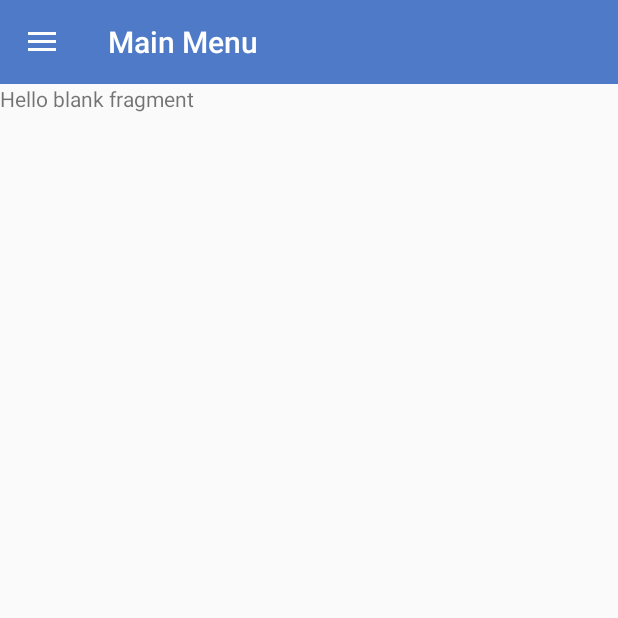
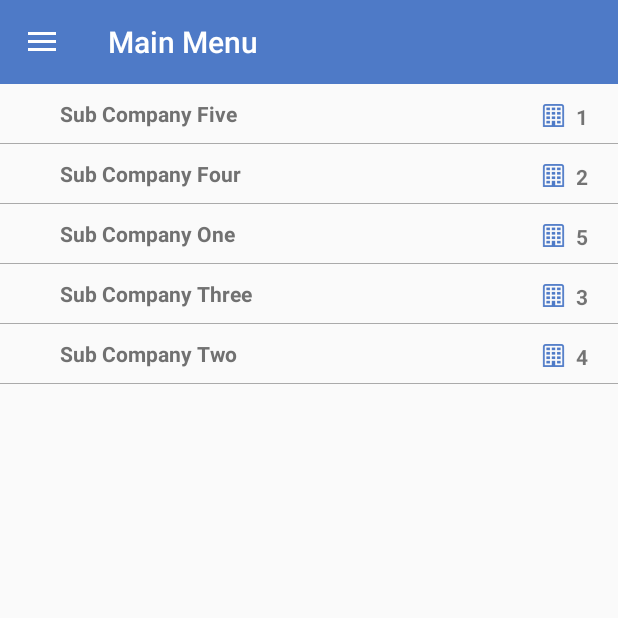
Before and after one commit to hassan-akhtar/GSD, an Android app: the fragment SubOrganizationFragment placed in its activity, on a phone screen of 412 x 824 dp, the top half of it. Run offline under Robolectric (Android 15) with nearby library versions, the phone set to English and light mode, and no system bars.

Commit message:
- Sub Organization Fragment added - Sub sub Organization fragment added

```diff
--- a/app/src/main/java/com/uaeemployee/Activites/BaseActivity.java
+++ b/app/src/main/java/com/uaeemployee/Activites/BaseActivity.java
@@ -20,6 +20,7 @@ import com.uaeemployee.Fragments.EventAndSecurityFragment;
 import com.uaeemployee.Fragments.FragmentDrawer;
 import com.uaeemployee.Fragments.IncidentManagmentFragment;
 import com.uaeemployee.Fragments.OrganizationFragment;
+import com.uaeemployee.Fragments.SubOrganizationFragment;
 import com.uaeemployee.Fragments.VacanciesFragment;
 import com.uaeemployee.Interfaces.Communicator;
 import com.uaeemployee.R;
@@ -142,6 +143,11 @@ public class BaseActivity extends AppCompatActivity implements FragmentDrawer.Fr
                     .beginTransaction()
                     .replace(R.id.container_body,
                             new EventAndSecurityFragment()).commit();
+        }else if (fragment instanceof SubOrganizationFragment) {
+            fragmentManager
+                    .beginTransaction()
+                    .replace(R.id.container_body,
+                            new SubOrganizationFragment()).commit();
         }
     }
 
--- /dev/null
+++ b/app/src/main/java/com/uaeemployee/Adapters/CustomExpandableListAdapter.java
@@ -0,0 +1,122 @@
+package com.uaeemployee.Adapters;
+
+
+import java.util.HashMap;
+import java.util.List;
+import android.content.Context;
+import android.graphics.Typeface;
+import android.view.LayoutInflater;
+import android.view.View;
+import android.view.ViewGroup;
+import android.widget.BaseExpandableListAdapter;
+import android.widget.TextView;
+
+import com.uaeemployee.Models.SubCompanyData;
+import com.uaeemployee.Models.SubSubCompanyData;
+import com.uaeemployee.R;
+
+public class CustomExpandableListAdapter extends BaseExpandableListAdapter {
+
+    private Context context;
+    private List<SubCompanyData> expandableListTitle;
+    private HashMap<SubCompanyData, List<SubSubCompanyData>> expandableListDetail;
+
+    public CustomExpandableListAdapter(Context context, List<SubCompanyData> expandableListTitle,
+                                       HashMap<SubCompanyData, List<SubSubCompanyData>> expandableListDetail) {
+        this.context = context;
+        this.expandableListTitle = expandableListTitle;
+        this.expandableListDetail = expandableListDetail;
+    }
+
+    @Override
+    public Object getChild(int listPosition, int expandedListPosition) {
+        return this.expandableListDetail.get(this.expandableListTitle.get(listPosition))
+                .get(expandedListPosition);
+    }
+
+    @Override
+    public long getChildId(int listPosition, int expandedListPosition) {
+        return expandedListPosition;
+    }
+
+    @Override
+    public View getChildView(int listPosition, final int expandedListPosition,
+                             boolean isLastChild, View convertView, ViewGroup parent) {
+        final SubSubCompanyData subsubCompanyData = (SubSubCompanyData) getChild(listPosition, expandedListPosition);
+        if (convertView == null) {
+            LayoutInflater layoutInflater = (LayoutInflater) this.context
+                    .getSystemService(Context.LAYOUT_INFLATER_SERVICE);
+            convertView = layoutInflater.inflate(R.layout.subcompany_dropdown, null);
+        }
+        TextView tvSubSubComp = (TextView) convertView
+                .findViewById(R.id.tvSubSubComp);
+        tvSubSubComp.setText(subsubCompanyData.getName());
+
+        TextView tvMaleCount = (TextView) convertView
+                .findViewById(R.id.tvMaleCount);
+        tvMaleCount.setText(subsubCompanyData.getMaleCount());
+
+        TextView tvFemaleCount = (TextView) convertView
+                .findViewById(R.id.tvFemaleCount);
+        tvFemaleCount.setText(subsubCompanyData.getFemaleCount());
+
+        TextView tvLocalCount = (TextView) convertView
+                .findViewById(R.id.tvLocalCount);
+        tvLocalCount.setText(subsubCompanyData.getLocalCount());
+        return convertView;
+    }
+
+    @Override
+    public int getChildrenCount(int listPosition) {
+        return this.expandableListDetail.get(this.expandableListTitle.get(listPosition))
+                .size();
+    }
+
+    @Override
+    public Object getGroup(int listPosition) {
+        return this.expandableListTitle.get(listPosition);
+    }
+
+    @Override
+    public int getGroupCount() {
+        return this.expandableListTitle.size();
+    }
+
+    @Override
+    public long getGroupId(int listPosition) {
+        return listPosition;
+    }
+
+    @Override
+    public View getGroupView(int listPosition, boolean isExpanded,
+                             View convertView, ViewGroup parent) {
+        SubCompanyData subCompanyData = (SubCompanyData) getGroup(listPosition);
+        if (convertView == null) {
+            LayoutInflater layoutInflater = (LayoutInflater) this.context.
+                    getSystemService(Context.LAYOUT_INFLATER_SERVICE);
+            convertView = layoutInflater.inflate(R.layout.subcompany_main, null);
+        }
+        TextView tvSubCompany = (TextView) convertView
+                .findViewById(R.id.tvSubCompany);
+        tvSubCompany.setTypeface(null, Typeface.BOLD);
+        tvSubCompany.setText(subCompanyData.getName());
+
+        TextView tvSubSubCompaniesCount = (TextView) convertView
+                .findViewById(R.id.tvSubSubCompaniesCount);
+        tvSubSubCompaniesCount.setTypeface(null, Typeface.BOLD);
+        tvSubSubCompaniesCount.setText(subCompanyData.getSubSubCompanyCount());
+
+
+        return convertView;
+    }
+
+    @Override
+    public boolean hasStableIds() {
+        return false;
+    }
+
+    @Override
+    public boolean isChildSelectable(int listPosition, int expandedListPosition) {
+        return true;
+    }
+}
--- a/app/src/main/java/com/uaeemployee/Fragments/SubOrganizationFragment.java
+++ b/app/src/main/java/com/uaeemployee/Fragments/SubOrganizationFragment.java
@@ -6,13 +6,28 @@ import android.support.v4.app.Fragment;
 import android.view.LayoutInflater;
 import android.view.View;
 import android.view.ViewGroup;
+import android.widget.ExpandableListAdapter;
+import android.widget.ExpandableListView;
 
+import com.uaeemployee.Adapters.CustomExpandableListAdapter;
+import com.uaeemployee.Models.SubCompaniesDummyData;
+import com.uaeemployee.Models.SubCompanyData;
+import com.uaeemployee.Models.SubSubCompanyData;
 import com.uaeemployee.R;
 
-/**
- * A simple {@link Fragment} subclass.
- */
+import java.util.ArrayList;
+import java.util.HashMap;
+import java.util.List;
+
 public class SubOrganizationFragment extends Fragment {
+
+    ExpandableListView expandableListView;
+    ExpandableListAdapter expandableListAdapter;
+    List<SubCompanyData> expandableListTitle;
+    SubCompaniesDummyData subCompaniesDummyData;
+
+    HashMap<SubCompanyData, List<SubSubCompanyData>> expandableListDetail;
+    View rootView;
 
 
     public SubOrganizationFragment() {
@@ -23,8 +38,31 @@ public class SubOrganizationFragment extends Fragment {
     @Override
     public View onCreateView(LayoutInflater inflater, ViewGroup container,
                              Bundle savedInstanceState) {
+
+        rootView = inflater.inflate(R.layout.fragment_sub_organization, container, false);
+        initViews();
+        initObj();
+        initListeners();
+
+
         // Inflate the layout for this fragment
-        return inflater.inflate(R.layout.fragment_sub_organization, container, false);
+        return rootView;
+    }
+
+    private void initViews() {
+        subCompaniesDummyData = new SubCompaniesDummyData();
+        expandableListView = (ExpandableListView) rootView.findViewById(R.id.expandableListView);
+        expandableListDetail = subCompaniesDummyData.getData();
+
+    }
+
+    private void initObj() {
+        expandableListTitle = new ArrayList<SubCompanyData>(expandableListDetail.keySet());
+        expandableListAdapter = new CustomExpandableListAdapter(getActivity(), expandableListTitle, expandableListDetail);
+        expandableListView.setAdapter(expandableListAdapter);
+    }
+
+    private void initListeners() {
     }
 
 }
--- /dev/null
+++ b/app/src/main/java/com/uaeemployee/Models/SubCompaniesDummyData.java
@@ -0,0 +1,45 @@
+package com.uaeemployee.Models;
+
+import java.util.ArrayList;
+import java.util.HashMap;
+import java.util.List;
+
+public class SubCompaniesDummyData {
+    public  HashMap<SubCompanyData, List<SubSubCompanyData>> getData() {
+        HashMap<SubCompanyData, List<SubSubCompanyData>> expandableListDetail = new HashMap<SubCompanyData, List<SubSubCompanyData>>();
+
+        List<SubSubCompanyData> subCompaniesOne = new ArrayList<SubSubCompanyData>();
+        subCompaniesOne.add(new SubSubCompanyData("Sub sub Company One","50","20","30"));
+        subCompaniesOne.add(new SubSubCompanyData("Sub sub Company Two","33","99","12"));
+        subCompaniesOne.add(new SubSubCompanyData("Sub sub Company Three","13","55","88"));
+        subCompaniesOne.add(new SubSubCompanyData("Sub sub Company Four","18","78","44"));
+        subCompaniesOne.add(new SubSubCompanyData("Sub sub Company Five","156","95","30"));
+
+        List<SubSubCompanyData> subCompaniesTwo = new ArrayList<SubSubCompanyData>();
+        subCompaniesTwo.add(new SubSubCompanyData("Sub sub Company One","50","20","30"));
+        subCompaniesTwo.add(new SubSubCompanyData("Sub sub Company Two","33","99","12"));
+        subCompaniesTwo.add(new SubSubCompanyData("Sub sub Company Three","13","55","88"));
+        subCompaniesTwo.add(new SubSubCompanyData("Sub sub Company Four","18","78","44"));
+
+
+        List<SubSubCompanyData> subCompaniesthree = new ArrayList<SubSubCompanyData>();
+        subCompaniesthree.add(new SubSubCompanyData("Sub sub Company One","50","20","30"));
+        subCompaniesthree.add(new SubSubCompanyData("Sub sub Company Two","33","99","12"));
+        subCompaniesthree.add(new SubSubCompanyData("Sub sub Company Three","13","55","88"));
+
+
+        List<SubSubCompanyData> subCompaniesFour = new ArrayList<SubSubCompanyData>();
+        subCompaniesFour.add(new SubSubCompanyData("Sub sub Company One","50","20","30"));
+        subCompaniesFour.add(new SubSubCompanyData("Sub sub Company Two","33","99","12"));
+
+        List<SubSubCompanyData> subCompaniesFive = new ArrayList<SubSubCompanyData>();
+        subCompaniesFive.add(new SubSubCompanyData("Sub sub Company One","50","20","30"));
+
+        expandableListDetail.put(new SubCompanyData("Sub Company One","5"), subCompaniesOne);
+        expandableListDetail.put(new SubCompanyData("Sub Company Two","4"), subCompaniesTwo);
+        expandableListDetail.put(new SubCompanyData("Sub Company Three","3"), subCompaniesthree);
+        expandableListDetail.put(new SubCompanyData("Sub Company Four","2"), subCompaniesFour);
+        expandableListDetail.put(new SubCompanyData("Sub Company Five","1"), subCompaniesFive);
+        return expandableListDetail;
+    }
+}
--- /dev/null
+++ b/app/src/main/java/com/uaeemployee/Models/SubCompanyData.java
@@ -0,0 +1,33 @@
+package com.uaeemployee.Models;
+
+/**
+ * Created by hakhtar on 2/10/2017.
+ * General Data
+ */
+
+public class SubCompanyData {
+
+    private String name;
+    private String subSubCompanyCount;
+
+    public SubCompanyData(String name, String subSubCompanyCount) {
+        this.name = name;
+        this.subSubCompanyCount = subSubCompanyCount;
+    }
+
+    public String getName() {
+        return name;
+    }
+
+    public void setName(String name) {
+        this.name = name;
+    }
+
+    public String getSubSubCompanyCount() {
+        return subSubCompanyCount;
+    }
+
+    public void setSubSubCompanyCount(String subSubCompanyCount) {
+        this.subSubCompanyCount = subSubCompanyCount;
+    }
+}
--- /dev/null
+++ b/app/src/main/java/com/uaeemployee/Models/SubSubCompanyData.java
@@ -0,0 +1,53 @@
+package com.uaeemployee.Models;
+
+/**
+ * Created by hakhtar on 2/10/2017.
+ * General Data
+ */
+
+public class SubSubCompanyData {
+
+    private String name;
+    private String maleCount;
+    private String femaleCount;
+    private String localCount;
+
+    public SubSubCompanyData(String name, String maleCount, String femaleCount, String localCount) {
+        this.name = name;
+        this.maleCount = maleCount;
+        this.femaleCount = femaleCount;
+        this.localCount = localCount;
+    }
+
+    public String getName() {
+        return name;
+    }
+
+    public void setName(String name) {
+        this.name = name;
+    }
+
+    public String getMaleCount() {
+        return maleCount;
+    }
+
+    public void setMaleCount(String maleCount) {
+        this.maleCount = maleCount;
+    }
+
+    public String getFemaleCount() {
+        return femaleCount;
+    }
+
+    public void setFemaleCount(String femaleCount) {
+        this.femaleCount = femaleCount;
+    }
+
+    public String getLocalCount() {
+        return localCount;
+    }
+
+    public void setLocalCount(String localCount) {
+        this.localCount = localCount;
+    }
+}
--- a/app/src/main/res/layout/fragment_sub_organization.xml
+++ b/app/src/main/res/layout/fragment_sub_organization.xml
@@ -4,10 +4,12 @@
     android:layout_height="match_parent"
     tools:context="com.uaeemployee.Fragments.SubOrganizationFragment">
 
-    <!-- TODO: Update blank fragment layout -->
-    <TextView
+    <ExpandableListView
+        android:id="@+id/expandableListView"
+        android:layout_height="match_parent"
         android:layout_width="match_parent"
-        android:layout_height="match_parent"
-        android:text="@string/hello_blank_fragment" />
+        android:indicatorRight="?android:attr/expandableListPreferredItemIndicatorLeft"
+        android:divider="@android:color/darker_gray"
+        android:dividerHeight="0.5dp" />
 
 </FrameLayout>
--- /dev/null
+++ b/app/src/main/res/layout/subcompany_main.xml
@@ -0,0 +1,38 @@
+<?xml version="1.0" encoding="utf-8"?>
+
+<RelativeLayout xmlns:android="http://schemas.android.com/apk/res/android"
+ android:layout_width="match_parent"
+    android:layout_height="match_parent">
+    <TextView
+        android:id="@+id/tvSubCompany"
+        android:layout_width="fill_parent"
+        android:layout_height="wrap_content"
+        android:paddingLeft="?android:attr/expandableListPreferredItemPaddingLeft"
+        android:textColor="@color/darkGrey"
+        android:paddingTop="10dp"
+        android:paddingBottom="10dp"
+        android:text="Sub Company" />
+
+    <LinearLayout
+        android:layout_alignParentRight="true"
+        android:layout_marginRight="20dp"
+        android:layout_marginTop="10dp"
+        android:layout_width="wrap_content"
+        android:layout_height="wrap_content"
+        android:orientation="horizontal">
+
+        <ImageView
+            android:layout_marginTop="3dp"
+            android:layout_width="15dp"
+            android:layout_marginLeft="10dp"
+            android:layout_height="15dp"
+            android:src="@drawable/icon_orgs"/>
+        <TextView
+            android:layout_marginTop="2dp"
+            android:id="@+id/tvSubSubCompaniesCount"
+            android:layout_width="wrap_content"
+            android:layout_height="wrap_content"
+            android:layout_marginLeft="7dp"
+            android:text="75" />
+    </LinearLayout>
+</RelativeLayout>
```
Also changed, not shown: app/src/main/res/layout/subcompany_dropdown.xml (added, +66 -0 lines).
